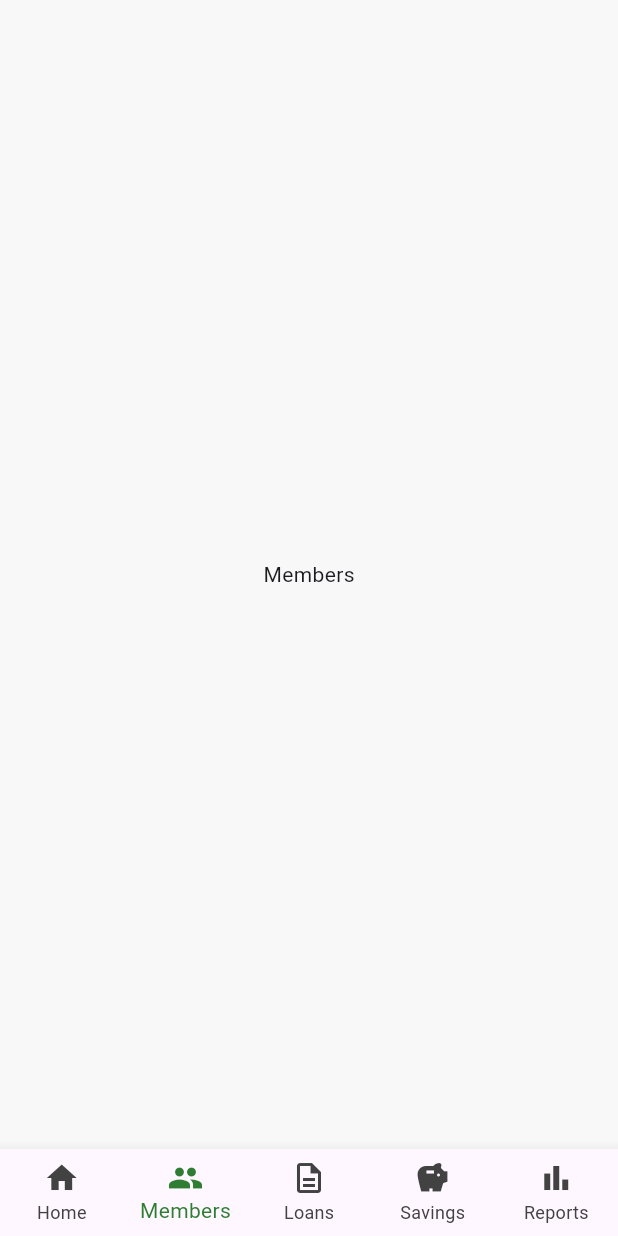
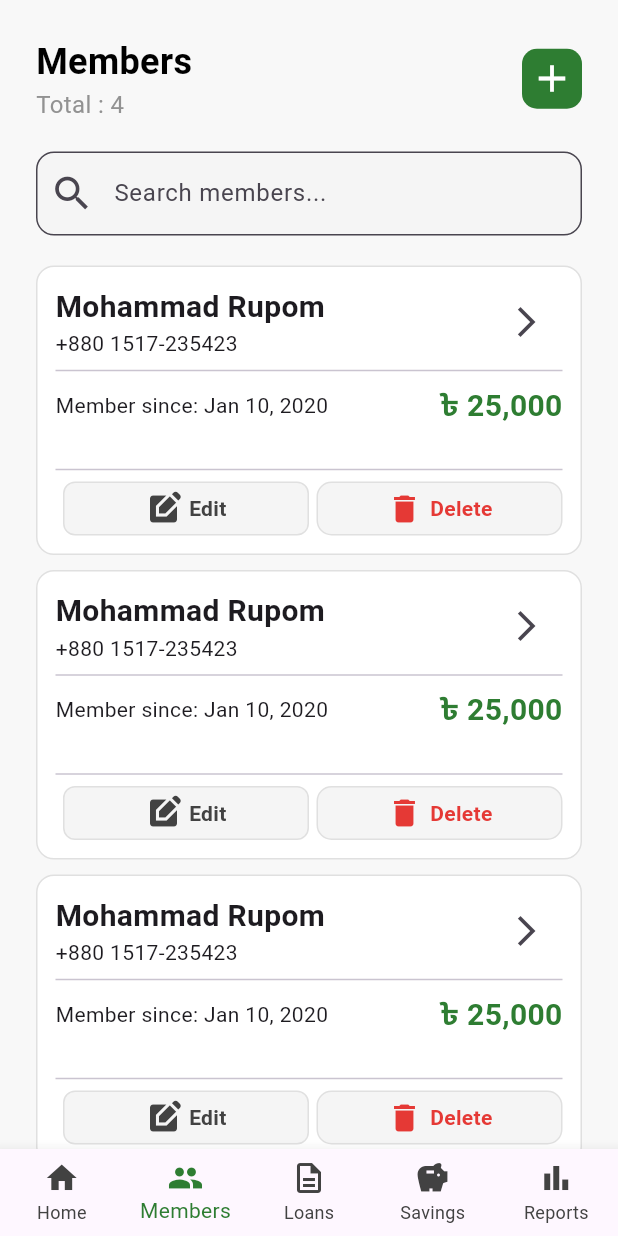
Before and after one commit to irfanekon04/microflow, a Flutter app: the screen it shows after launch, item 2 of the bottom bar chosen, on a phone screen of 412 x 824 dp. Run offline on Flutter 3.47's test engine with Material 3 defaults, Android fonts, the phone set to English and light mode, and no system bars.

Commit message:
developed members page ui

```diff
--- /dev/null
+++ b/lib/components/members_page_components/add_member.dart
@@ -0,0 +1,10 @@
+import 'package:flutter/material.dart';
+
+class AddMember extends StatelessWidget {
+  const AddMember({super.key});
+
+  @override
+  Widget build(BuildContext context) {
+    return Container();
+  }
+}
--- /dev/null
+++ b/lib/components/members_page_components/member_info.dart
@@ -0,0 +1,121 @@
+import 'package:flutter/material.dart';
+
+class MemberInfo extends StatelessWidget {
+  final String name, phone, memberSince, balance;
+  const MemberInfo({
+    super.key,
+    required this.name,
+    required this.phone,
+    required this.balance,
+    required this.memberSince,
+  });
+
+  @override
+  Widget build(BuildContext context) {
+    return Container(
+      margin: EdgeInsets.only(bottom: 10),
+      padding: EdgeInsets.all(12),
+      decoration: BoxDecoration(
+        border: Border.all(color: Colors.grey.shade300),
+        color: Colors.white,
+        borderRadius: BorderRadius.circular(12),
+      ),
+      child: Column(
+        children: [
+          Row(
+            mainAxisAlignment: MainAxisAlignment.spaceBetween,
+            children: [
+              Column(
+                mainAxisAlignment: MainAxisAlignment.start,
+                crossAxisAlignment: CrossAxisAlignment.start,
+                children: [
+                  Text(
+                    name,
+                    style: TextStyle(fontSize: 20, fontWeight: FontWeight.w600),
+                  ),
+                  Text(phone),
+                ],
+              ),
+              IconButton(onPressed: () {}, icon: Icon(Icons.arrow_forward_ios)),
+            ],
+          ),
+          Divider(),
+          Row(
+            mainAxisAlignment: MainAxisAlignment.spaceBetween,
+            children: [
+              Text('Member since: $memberSince'),
+              Text(
+                '৳ $balance',
+                style: TextStyle(
+                  fontSize: 20,
+                  color: Colors.green.shade800,
+                  fontWeight: FontWeight.bold,
+                ),
+              ),
+            ],
+          ),
+          SizedBox(height: 20),
+          Divider(),
+
+          Row(
+            mainAxisAlignment: MainAxisAlignment.spaceBetween,
+            children: [
+              Expanded(
+                child: Container(
+                  margin: EdgeInsets.only(left: 5),
+                  padding: EdgeInsets.all(5),
+                  decoration: BoxDecoration(
+                    color: Colors.grey.shade100,
+                    borderRadius: BorderRadius.circular(8),
+                    border: Border.all(color: Colors.grey.shade300),
+                  ),
+                  child: Row(
+                    mainAxisSize: MainAxisSize.max,
+                    mainAxisAlignment: MainAxisAlignment.center,
+                    children: [
+                      Icon(Icons.edit_square, color: Colors.grey.shade800),
+                      SizedBox(width: 5),
+                      Text(
+                        'Edit',
+                        style: TextStyle(
+                          color: Colors.grey.shade800,
+                          fontWeight: FontWeight.bold,
+                        ),
+                      ),
+                    ],
+                  ),
+                ),
+              ),
+              Expanded(
+                child: Container(
+                  margin: EdgeInsets.only(left: 5),
+                  padding: EdgeInsets.all(5),
+                  decoration: BoxDecoration(
+                    color: Colors.grey.shade100,
+                    borderRadius: BorderRadius.circular(10),
+                    border: Border.all(color: Colors.grey.shade300),
+                  ),
+                  child: Row(
+                    mainAxisSize: MainAxisSize.max,
+                    mainAxisAlignment: MainAxisAlignment.center,
+                    children: [
+                      Icon(Icons.delete, color: Colors.red.shade600),
+                      SizedBox(width: 5),
+                      Text(
+                        'Delete',
+                        style: TextStyle(
+                          color: Colors.red.shade600,
+                          fontWeight: FontWeight.bold,
+                        ),
+                      ),
+                    ],
+                  ),
+                ),
+              ),
+            ],
+          ),
+        ],
+      ),
+    );
+  }
+}
--- /dev/null
+++ b/lib/components/members_page_components/search_container.dart
@@ -0,0 +1,28 @@
+import 'package:flutter/material.dart';
+
+class SearchContainer extends StatelessWidget {
+  const SearchContainer({super.key});
+
+  @override
+  Widget build(BuildContext context) {
+    return TextField(
+      cursorColor: Colors.grey.shade800,
+      decoration: InputDecoration(
+        filled: true,
+        fillColor: Colors.grey.shade100,
+        // hoverColor: Colors.green.shade800,
+        // focusColor: Colors.green.shade800,
+        hintText: 'Search members...',
+        prefixIcon: Icon(Icons.search, size: 30),
+        border: OutlineInputBorder(
+          borderRadius: BorderRadius.circular(12),
+          borderSide: BorderSide(color: Colors.green.shade800),
+        ),
+        focusedBorder: OutlineInputBorder(
+          borderRadius: BorderRadius.circular(12),
+          borderSide: BorderSide(width: 2.5, color: Colors.green.shade800),
+        ),
+      ),
+    );
+  }
+}
--- a/lib/pages/members_page.dart
+++ b/lib/pages/members_page.dart
@@ -1,10 +1,89 @@
 import 'package:flutter/material.dart';
+import 'package:microflow/components/members_page_components/member_info.dart';
+import 'package:microflow/components/members_page_components/search_container.dart';
 
 class MembersPage extends StatelessWidget {
   const MembersPage({super.key});
 
   @override
   Widget build(BuildContext context) {
-    return Center(child: Text("Members"));
+    return SafeArea(
+      child: SingleChildScrollView(
+        child: Padding(
+          padding: const EdgeInsets.all(24),
+          child: Column(
+            children: [
+              Row(
+                mainAxisAlignment: MainAxisAlignment.spaceBetween,
+                crossAxisAlignment: CrossAxisAlignment.center,
+                children: [
+                  Column(
+                    crossAxisAlignment: CrossAxisAlignment.start,
+                    children: [
+                      Text(
+                        "Members",
+                        style: TextStyle(
+                          color: Colors.black,
+                          fontSize: 24,
+                          fontWeight: FontWeight.bold,
+                        ),
+                      ),
+                      Text(
+                        "Total : 4",
+                        style: TextStyle(
+                          color: Color(0xFF929292),
+                          fontSize: 16,
+                        ),
+                      ),
+                    ],
+                  ),
+                  Container(
+                    padding: EdgeInsets.all(5),
+                    decoration: BoxDecoration(
+                      borderRadius: BorderRadius.circular(10),
+                      color: Colors.green.shade800,
+                    ),
+                    child: Icon(Icons.add, size: 30, color: Colors.white),
+                  ),
+                ],
+              ),
+              SizedBox(height: 20),
+              SearchContainer(),
+              SizedBox(height: 20),
+              MemberInfo(
+                name: "Mohammad Rupom",
+                balance: '25,000',
+                phone: '+880 1517-235423',
+                memberSince: 'Jan 10, 2020',
+              ),
+              MemberInfo(
+                name: "Mohammad Rupom",
+                balance: '25,000',
+                phone: '+880 1517-235423',
+                memberSince: 'Jan 10, 2020',
+              ),
+              MemberInfo(
+                name: "Mohammad Rupom",
+                balance: '25,000',
+                phone: '+880 1517-235423',
+                memberSince: 'Jan 10, 2020',
+              ),
+              MemberInfo(
+                name: "Mohammad Rupom",
+                balance: '25,000',
+                phone: '+880 1517-235423',
+                memberSince: 'Jan 10, 2020',
+              ),
+              MemberInfo(
+                name: "Mohammad Rupom",
+                balance: '25,000',
+                phone: '+880 1517-235423',
+                memberSince: 'Jan 10, 2020',
+              ),
+            ],
+          ),
+        ),
+      ),
+    );
   }
 }
```
